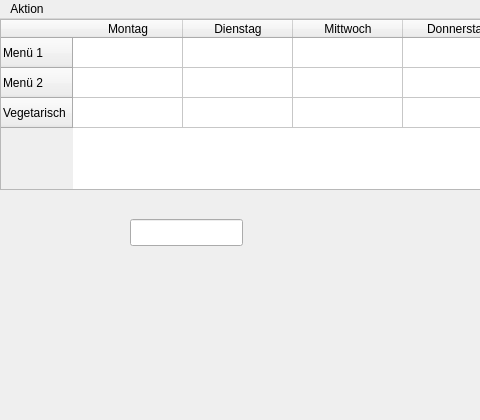
The window that cuedussmann.ui (euklid/cuedussmann) describes before a commit, drawn with Qt 5; both pictures show x 0 to 480 and y 0 to 420 of the 887 by 420 pixel window.
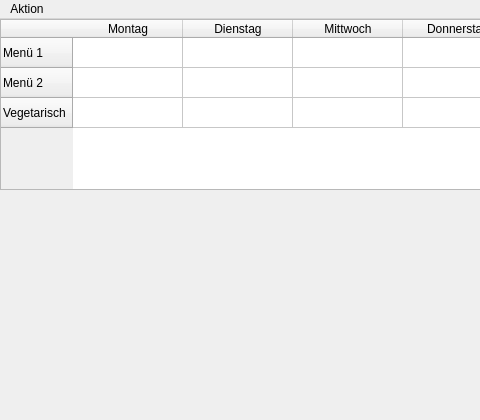
The same window after the commit.

Diff of the .ui file:
```diff
--- a/cuedussmann.ui
+++ b/cuedussmann.ui
@@ -156,16 +156,6 @@
      </property>
     </item>
    </widget>
-   <widget class="QLineEdit" name="lineEdit">
-    <property name="geometry">
-     <rect>
-      <x>130</x>
-      <y>200</y>
-      <width>113</width>
-      <height>27</height>
-     </rect>
-    </property>
-   </widget>
   </widget>
   <widget class="QMenuBar" name="menuBar">
    <property name="geometry">
```
